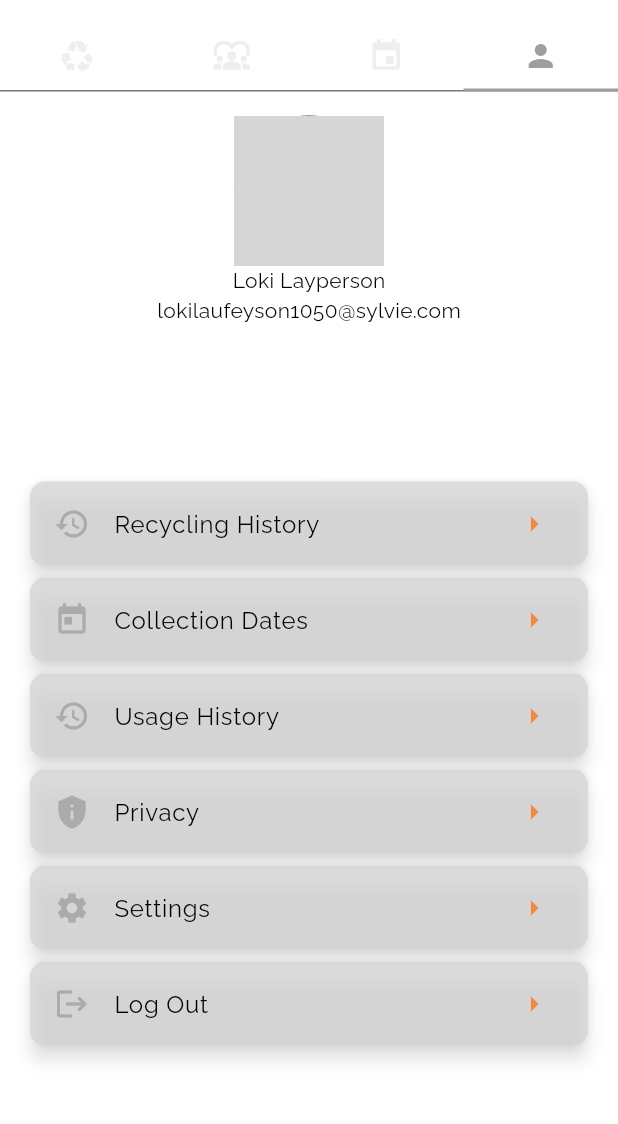
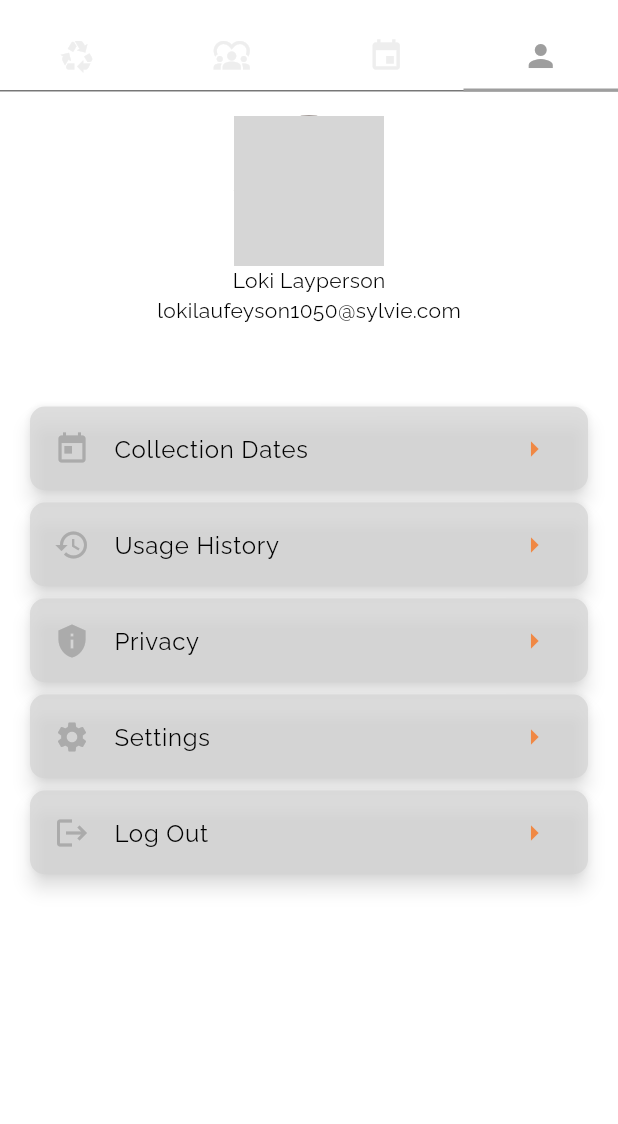
Before and after one commit to ShadmanShafeen/Green-Cycle, a Flutter app: the VendorPage screen opened by its route, tab 4 chosen, on a phone screen of 412 x 824 dp, the part 63-1187 px from its top. Run offline on Flutter 3.47's test engine with Material 3 defaults, Android fonts, the phone set to English and light mode, and no system bars; our stand-ins replace awesome_snackbar_content, camera, carousel_slider, dio, dotted_border, firebase_auth and 23 more; missing offline and left inert: image_picker_android, image_picker_platform_interface; accounts and stored records are empty; network calls fail; grey boxes are pictures that could not be loaded.

```diff
--- a/lib/src/leveltracking/task.dart
+++ b/lib/src/leveltracking/task.dart
@@ -6,7 +6,7 @@ class Task extends StatefulWidget {
   final String task;
   final levelNumber;
   final Map<int, String> taskLinking = {
-    1: "/home/locate-map",
+    1: "/home",
     2: "/home/waste-item-list",
     3: "/home/waste-item-list",
     4: "/games",
--- a/lib/src/routes/go_router.dart
+++ b/lib/src/routes/go_router.dart
@@ -11,7 +11,7 @@ import '../welcome_screen/splash_screen.dart';
 import '../welcome_screen/welcome_screen.dart';
 
 final goRouter = GoRouter(
-  initialLocation: '/',
+  initialLocation: '/login',
   routes: [
     homeRouter,
     GoRoute(
--- a/lib/src/vendor/vendor_profile_tab.dart
+++ b/lib/src/vendor/vendor_profile_tab.dart
@@ -32,29 +32,29 @@ class VendorProfileTab extends StatelessWidget {
           ],
         ),
         const SizedBox(
-          height: 100,
+          height: 50,
           width: double.infinity,
         ),
-        Card(
-          color: Theme.of(context)
-              .colorScheme
-              .surfaceContainerHigh
-              .withOpacity(0.7),
-          elevation: 5,
-          shape: RoundedRectangleBorder(
-            borderRadius: BorderRadius.circular(10),
-          ),
-          child: ListTile(
-            onTap: () {},
-            splashColor: Colors.grey,
-            trailing: Icon(
-              Icons.arrow_right,
-              color: Theme.of(context).colorScheme.primaryFixed,
-            ),
-            title: const Text("Recycling History"),
-            leading: const Icon(Icons.history),
-          ),
-        ),
+        // Card(
+        //   color: Theme.of(context)
+        //       .colorScheme
+        //       .surfaceContainerHigh
+        //       .withOpacity(0.7),
+        //   elevation: 5,
+        //   shape: RoundedRectangleBorder(
+        //     borderRadius: BorderRadius.circular(10),
+        //   ),
+        //   child: ListTile(
+        //     onTap: () {},
+        //     splashColor: Colors.grey,
+        //     trailing: Icon(
+        //       Icons.arrow_right,
+        //       color: Theme.of(context).colorScheme.primaryFixed,
+        //     ),
+        //     title: const Text("Recycling History"),
+        //     leading: const Icon(Icons.history),
+        //   ),
+        // ),
         Card(
           color: Theme.of(context)
               .colorScheme
```
Also changed, not shown: lib/src/vendor/vendor_community_tab.dart (line endings or trailing spaces).
